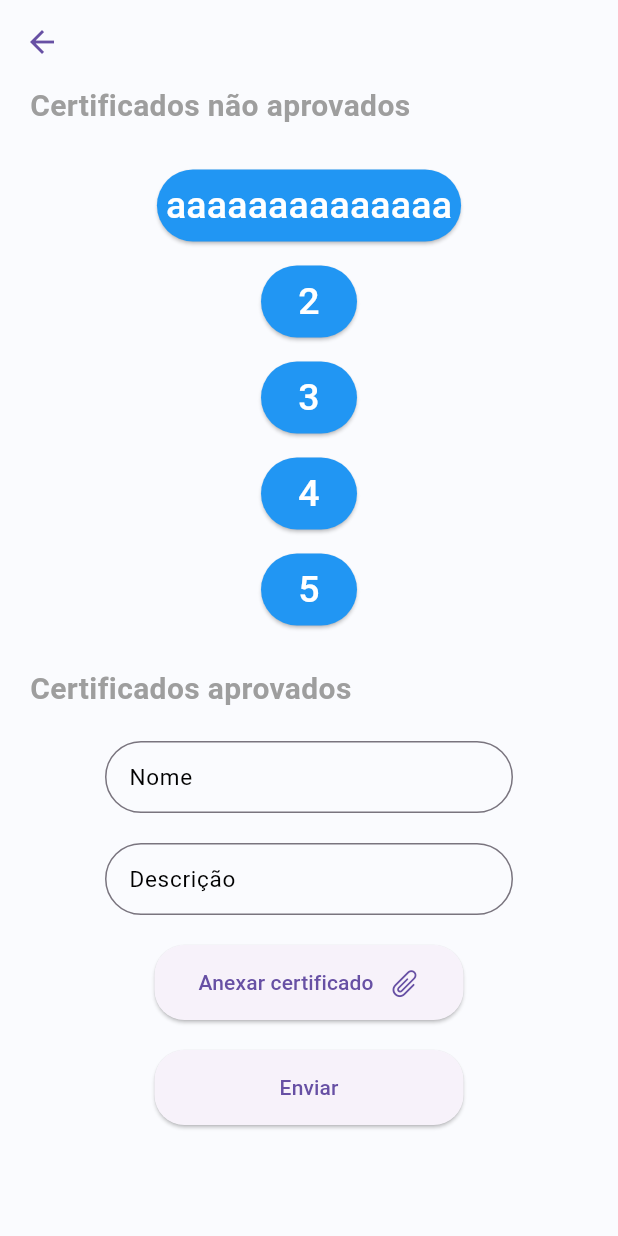
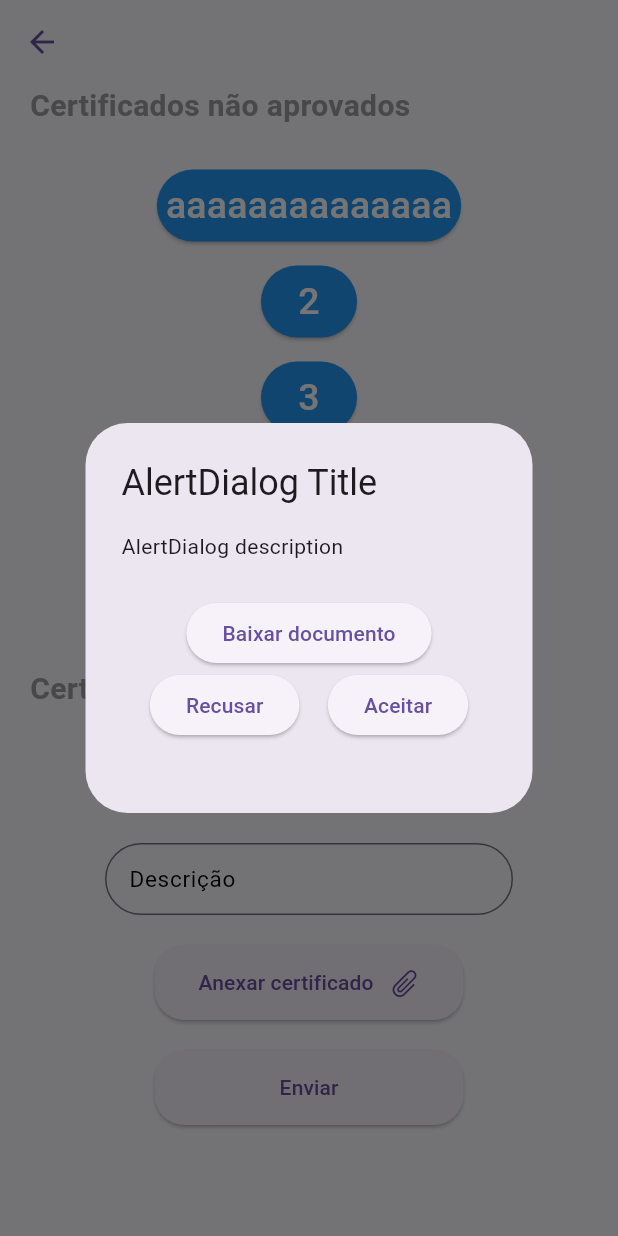
Before and after one commit to Fhuller/quanto_falta_front, a Flutter app: the AdminPage screen opened by its route, after a tap on "aaaaaaaaaaaaaa", on a phone screen of 412 x 824 dp. Run offline on Flutter 3.47's test engine with Material 3 defaults, Android fonts, the light colour scheme and no system bars; our stand-ins replace file_picker, percent_indicator, permission_handler; missing offline and left inert: validatorless.

Commit message:
admin alert

```diff
--- a/lib/screens/admin.dart
+++ b/lib/screens/admin.dart
@@ -50,12 +50,16 @@ class AdminPage extends StatelessWidget {
                             backgroundColor: Colors.blue,
                             padding: EdgeInsets.all(6.0),
                           ),
-                          onPressed: () {
-                            FloatingActionButton(
-                                onPressed: () => {
-                                  build(context)
-                                    });
-                          },
+                          onPressed: () => showDialog<String>(
+                            context: context,
+                            builder: (BuildContext context) => AlertDialog(
+                              title: const Text('AlertDialog Title'),
+                              content: const Text('AlertDialog description'),
+                              actions: <Widget>[
+                                dialogBox(context),
+                              ],
+                            ),
+                          ),
                           child: Text(
                             label,
                             textAlign: TextAlign.center,
@@ -170,30 +174,39 @@ class AdminPage extends StatelessWidget {
         ));
   }
 }
-class DialogExample extends StatelessWidget {
-  const DialogExample({super.key});
 
-  @override
-  Widget build(BuildContext context) {
-    return TextButton(
-      onPressed: () => showDialog<String>(
-        context: context,
-        builder: (BuildContext context) => AlertDialog(
-          title: const Text('AlertDialog Title'),
-          content: const Text('AlertDialog description'),
-          actions: <Widget>[
-            TextButton(
-              onPressed: () => Navigator.pop(context, 'Cancel'),
-              child: const Text('Cancel'),
-            ),
-            TextButton(
-              onPressed: () => Navigator.pop(context, 'OK'),
-              child: const Text('OK'),
-            ),
-          ],
-        ),
+Widget dialogBox(BuildContext context) {
+  return SizedBox(
+    width: 250,
+    height: 120,
+    child: SizedBox(
+      child: Column(
+        children: [
+          Row(
+            crossAxisAlignment: CrossAxisAlignment.end,
+            mainAxisAlignment: MainAxisAlignment.center,
+            children: [
+              ElevatedButton(
+                onPressed: () => Navigator.pop(context, 'download'),
+                child: const Text('Baixar documento'),
+              ),
+            ],
+          ),
+          Row(
+              crossAxisAlignment: CrossAxisAlignment.end,
+              mainAxisAlignment: MainAxisAlignment.spaceEvenly,
+              children: [
+                ElevatedButton(
+                  onPressed: () => Navigator.pop(context, 'refuse'),
+                  child: const Text('Recusar'),
+                ),
+                ElevatedButton(
+                  onPressed: () => Navigator.pop(context, 'accept'),
+                  child: const Text('Aceitar'),
+                ),
+              ])
+        ],
       ),
-      child: const Text('Show Dialog'),
-    );
-  }
+    ),
+  );
 }
```
